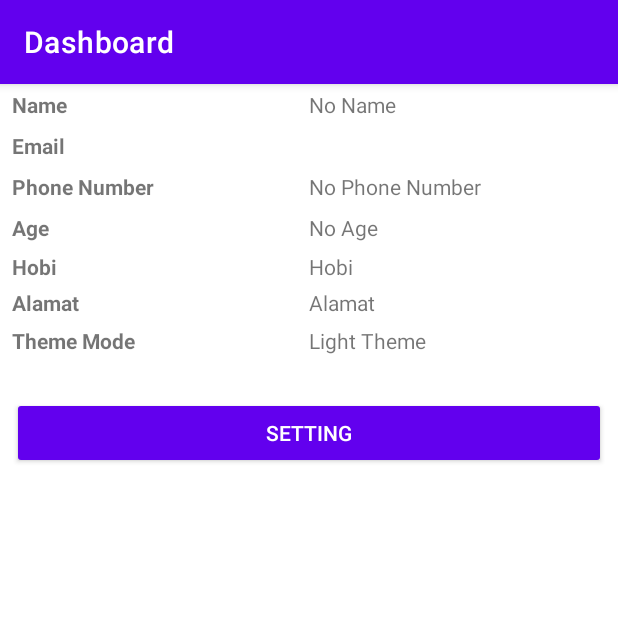
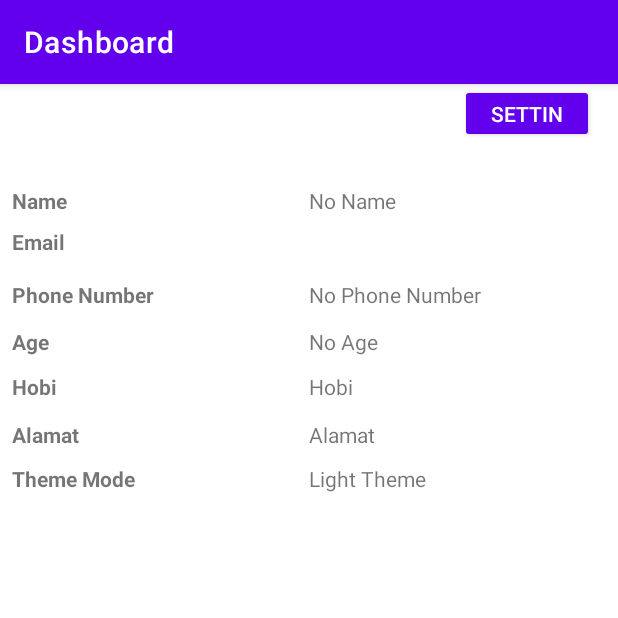
Before and after one commit to ghulam46/-IF06TI2-18102194-GHULAM-AMMAR-YANUAR-, an Android app: the screen it shows after launch (MainActivity), on a phone screen of 412 x 824 dp, the top half of it. Run offline under Robolectric (Android 15) with nearby library versions, the phone set to English and light mode, and no system bars; our stand-ins replace data binding.

Commit message:
finish setting on the top

```diff
--- a/SharedPreferences/app/src/main/res/layout/activity_main.xml
+++ b/SharedPreferences/app/src/main/res/layout/activity_main.xml
@@ -2,6 +2,7 @@
 <layout xmlns:android="http://schemas.android.com/apk/res/android"
     xmlns:app="http://schemas.android.com/apk/res-auto"
     xmlns:tools="http://schemas.android.com/tools">
+
     <data>
         <import type="android.text.TextUtils"/>
         <variable
@@ -17,28 +18,20 @@
     android:layout_height="match_parent"
     android:orientation="vertical">
 
+
     <TextView
         android:id="@+id/textView"
         android:layout_width="0dp"
         android:layout_height="wrap_content"
         android:layout_marginStart="8dp"
-        android:layout_marginTop="4dp"
+        android:layout_marginTop="68dp"
         android:text="@string/name"
         android:textStyle="bold"
         app:layout_constraintEnd_toStartOf="@+id/tv_name"
         app:layout_constraintHorizontal_bias="0.0"
         app:layout_constraintStart_toStartOf="parent"
         app:layout_constraintTop_toTopOf="parent" />
-    <TextView
-        android:id="@+id/tv_name"
-        android:layout_width="0dp"
-        android:layout_height="wrap_content"
-        android:layout_marginTop="4dp"
-        android:layout_marginEnd="8dp"
-        app:layout_constraintEnd_toEndOf="parent"
-        app:layout_constraintStart_toEndOf="@+id/textView"
-        app:layout_constraintTop_toTopOf="parent"
-        android:text="@{TextUtils.isEmpty(settingModel.name) ? @string/default_name : settingModel.name}"/>
+
     <TextView
         android:id="@+id/textView2"
         android:layout_width="0dp"
@@ -47,98 +40,84 @@
         android:text="@string/email"
         android:textStyle="bold"
         app:layout_constraintEnd_toEndOf="@+id/textView"
+        app:layout_constraintHorizontal_bias="1.0"
         app:layout_constraintStart_toStartOf="@+id/textView"
         app:layout_constraintTop_toBottomOf="@+id/textView" />
+
     <TextView
         android:id="@+id/tv_email"
         android:layout_width="0dp"
         android:layout_height="wrap_content"
         android:layout_marginTop="8dp"
+        android:text="@{settingModel.email}"
         app:layout_constraintEnd_toEndOf="@+id/tv_name"
+        app:layout_constraintHorizontal_bias="1.0"
         app:layout_constraintStart_toStartOf="@+id/tv_name"
-        app:layout_constraintTop_toBottomOf="@+id/tv_name"
-        android:text="@{settingModel.email}"/>
+        app:layout_constraintTop_toBottomOf="@+id/tv_name" />
+
     <TextView
         android:id="@+id/textView3"
         android:layout_width="0dp"
         android:layout_height="wrap_content"
-        android:layout_marginTop="8dp"
+        android:layout_marginTop="16dp"
         android:text="@string/phone"
         android:textStyle="bold"
         app:layout_constraintEnd_toEndOf="@+id/textView2"
+        app:layout_constraintHorizontal_bias="1.0"
         app:layout_constraintStart_toStartOf="@+id/textView2"
         app:layout_constraintTop_toBottomOf="@+id/textView2" />
+
     <TextView
         android:id="@+id/tv_phone"
         android:layout_width="0dp"
         android:layout_height="wrap_content"
-        android:layout_marginTop="8dp"
+        android:layout_marginTop="16dp"
+        android:text="@{TextUtils.isEmpty(settingModel.phoneNumber) ? @string/default_phone :settingModel.phoneNumber}"
         app:layout_constraintEnd_toEndOf="@+id/tv_email"
+        app:layout_constraintHorizontal_bias="1.0"
         app:layout_constraintStart_toStartOf="@+id/tv_email"
-        app:layout_constraintTop_toBottomOf="@+id/tv_email"
-        android:text="@{TextUtils.isEmpty(settingModel.phoneNumber) ? @string/default_phone :settingModel.phoneNumber}" />
+        app:layout_constraintTop_toBottomOf="@+id/tv_email" />
+
+    <TextView
+        android:id="@+id/tv_age"
+        android:layout_width="0dp"
+        android:layout_height="wrap_content"
+        android:layout_marginTop="12dp"
+        android:text="@{settingModel.age > 0 ? ``+settingModel.age : @string/default_age }"
+        app:layout_constraintEnd_toEndOf="@+id/tv_phone"
+        app:layout_constraintHorizontal_bias="0.0"
+        app:layout_constraintStart_toStartOf="@+id/tv_phone"
+        app:layout_constraintTop_toBottomOf="@+id/tv_phone" />
+
     <TextView
         android:id="@+id/textView4"
         android:layout_width="0dp"
         android:layout_height="wrap_content"
-        android:layout_marginTop="8dp"
+        android:layout_marginTop="12dp"
         android:text="@string/age"
         android:textStyle="bold"
         app:layout_constraintEnd_toEndOf="@+id/textView3"
+        app:layout_constraintHorizontal_bias="0.0"
         app:layout_constraintStart_toStartOf="@+id/textView3"
         app:layout_constraintTop_toBottomOf="@+id/textView3" />
-    <TextView
-        android:id="@+id/tv_age"
-        android:layout_width="0dp"
-        android:layout_height="wrap_content"
-        android:layout_marginTop="8dp"
-        app:layout_constraintEnd_toEndOf="@+id/tv_phone"
-        app:layout_constraintStart_toStartOf="@+id/tv_phone"
-        app:layout_constraintTop_toBottomOf="@+id/tv_phone"
-        android:text="@{settingModel.age > 0 ? ``+settingModel.age : @string/default_age }" />
 
-    <TextView
-        android:id="@+id/textView6"
-        android:layout_width="0dp"
-        android:layout_height="wrap_content"
-        android:layout_marginStart="8dp"
-        android:layout_marginTop="112dp"
-        android:text="@string/hobi"
-        android:textStyle="bold"
-        app:layout_constraintEnd_toStartOf="@+id/tv_name"
-        app:layout_constraintHorizontal_bias="1.0"
-        app:layout_constraintStart_toStartOf="parent"
-        app:layout_constraintTop_toTopOf="parent" />
     <TextView
         android:id="@+id/tv_hobi"
         android:layout_width="0dp"
         android:layout_height="wrap_content"
-        android:layout_marginTop="112dp"
+        android:layout_marginTop="192dp"
         android:layout_marginEnd="8dp"
+        android:text="@{TextUtils.isEmpty(settingModel.hobi) ? @string/hobi : settingModel.hobi}"
         app:layout_constraintEnd_toEndOf="parent"
+        app:layout_constraintHorizontal_bias="0.0"
         app:layout_constraintStart_toEndOf="@+id/textView"
-        app:layout_constraintTop_toTopOf="parent"
-        android:text="@{TextUtils.isEmpty(settingModel.hobi) ? @string/hobi : settingModel.hobi}"/>
-
-    <TextView
-        android:id="@+id/textView7"
-        android:layout_width="0dp"
-        android:layout_height="wrap_content"
-        android:layout_marginStart="8dp"
-        android:layout_marginTop="136dp"
-        android:text="@string/alamat"
-        android:textStyle="bold"
-        app:layout_constraintEnd_toStartOf="@+id/tv_alamat"
-        app:layout_constraintHorizontal_bias="1.0"
-        app:layout_constraintStart_toStartOf="parent"
         app:layout_constraintTop_toTopOf="parent" />
-
 
     <TextView
         android:id="@+id/tv_alamat"
         android:layout_width="0dp"
         android:layout_height="wrap_content"
-        android:layout_marginTop="136dp"
+        android:layout_marginTop="224dp"
         android:layout_marginEnd="8dp"
         android:text="@{TextUtils.isEmpty(settingModel.alamat) ? @string/alamat : settingModel.alamat}"
         app:layout_constraintEnd_toEndOf="parent"
@@ -147,10 +126,21 @@
         app:layout_constraintTop_toTopOf="parent" />
 
     <TextView
+        android:id="@+id/tv_theme"
+        android:layout_width="0dp"
+        android:layout_height="wrap_content"
+        android:layout_marginTop="72dp"
+        android:text="@{settingModel.isDarkTheme == true ? @string/dark_theme : @string/light_theme}"
+        app:layout_constraintEnd_toEndOf="@+id/tv_age"
+        app:layout_constraintHorizontal_bias="0.0"
+        app:layout_constraintStart_toStartOf="@+id/tv_age"
+        app:layout_constraintTop_toBottomOf="@+id/tv_age" />
+
+    <TextView
         android:id="@+id/textView5"
         android:layout_width="0dp"
         android:layout_height="wrap_content"
-        android:layout_marginTop="56dp"
+        android:layout_marginTop="72dp"
         android:text="@string/tv_theme"
         android:textStyle="bold"
         app:layout_constraintEnd_toEndOf="@+id/textView4"
@@ -159,29 +149,53 @@
         app:layout_constraintTop_toBottomOf="@+id/textView4" />
 
     <TextView
-        android:id="@+id/tv_theme"
+        android:id="@+id/textView7"
         android:layout_width="0dp"
         android:layout_height="wrap_content"
-        android:layout_marginTop="56dp"
-        android:text="@{settingModel.isDarkTheme == true ? @string/dark_theme : @string/light_theme}"
-        app:layout_constraintEnd_toEndOf="@+id/tv_age"
-        app:layout_constraintHorizontal_bias="0.0"
-        app:layout_constraintStart_toStartOf="@+id/tv_age"
-        app:layout_constraintTop_toBottomOf="@+id/tv_age" />
+        android:layout_marginStart="8dp"
+        android:layout_marginTop="224dp"
+        android:text="@string/alamat"
+        android:textStyle="bold"
+        app:layout_constraintEnd_toStartOf="@+id/tv_alamat"
+        app:layout_constraintHorizontal_bias="1.0"
+        app:layout_constraintStart_toStartOf="parent"
+        app:layout_constraintTop_toTopOf="parent" />
+
+    <TextView
+        android:id="@+id/textView6"
+        android:layout_width="0dp"
+        android:layout_height="wrap_content"
+        android:layout_marginStart="8dp"
+        android:layout_marginTop="192dp"
+        android:text="@string/hobi"
+        android:textStyle="bold"
+        app:layout_constraintEnd_toEndOf="@+id/textView4"
+        app:layout_constraintEnd_toStartOf="@+id/tv_hobi"
+        app:layout_constraintHorizontal_bias="0.04"
+        app:layout_constraintStart_toStartOf="parent"
+        app:layout_constraintTop_toTopOf="parent" />
+
+    <TextView
+        android:id="@+id/tv_name"
+        android:layout_width="0dp"
+        android:layout_height="wrap_content"
+        android:layout_marginTop="68dp"
+        android:layout_marginEnd="8dp"
+        android:text="@{TextUtils.isEmpty(settingModel.name) ? @string/default_name : settingModel.name}"
+        app:layout_constraintEnd_toEndOf="parent"
+        app:layout_constraintStart_toEndOf="@+id/textView"
+        app:layout_constraintTop_toTopOf="parent" />
 
     <Button
         android:id="@+id/btn_save"
         style="@style/Base.Widget.AppCompat.Button.Colored"
-        android:layout_width="0dp"
-        android:layout_height="wrap_content"
-        android:layout_marginStart="8dp"
-        android:layout_marginTop="28dp"
-        android:layout_marginEnd="8dp"
+        android:layout_width="89dp"
+        android:layout_height="39dp"
+        android:layout_marginEnd="16dp"
+        android:onClick="@{() -> act.openSetting()}"
         android:text="@string/setting"
         app:layout_constraintEnd_toEndOf="parent"
-        app:layout_constraintHorizontal_bias="0.0"
-        app:layout_constraintStart_toStartOf="parent"
-        app:layout_constraintTop_toBottomOf="@+id/textView5"
-        android:onClick="@{() -> act.openSetting()}"/>
+        tools:layout_editor_absoluteY="19dp" />
+
 </androidx.constraintlayout.widget.ConstraintLayout>
 </layout>
```
